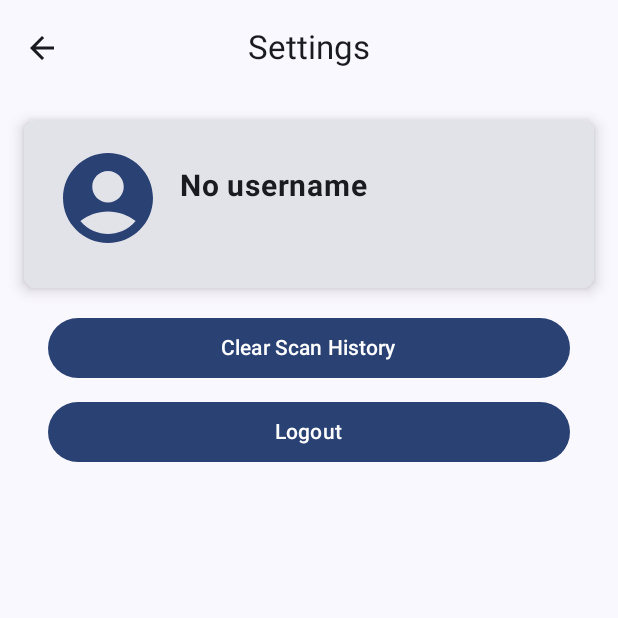
After one commit to tirlapuram/SnapQR, an Android app built with Jetpack Compose: the SettingsScreen screen opened through its navigation route, on a phone screen of 412 x 824 dp, the top half of it. The commit adds this screen. Run offline under Robolectric (Android 15) with nearby library versions, the phone set to English and light mode, and no system bars; our stand-ins replace Dagger/Hilt's generated code, Firebase (no records; nobody signed in at launch, a user with empty details on screens opened directly); libraries missing offline, so code that uses them is left out: androidx.camera.core, androidx.camera.view, com.google.mlkit.vision.

Commit message:
commit 21

```diff
--- a/app/src/main/java/uk/ac/tees/mad/snapqr/SnapQrNav.kt
+++ b/app/src/main/java/uk/ac/tees/mad/snapqr/SnapQrNav.kt
@@ -21,6 +21,8 @@ import uk.ac.tees.mad.snapqr.ui.scanhistory.ScanHistoryScreen
 import uk.ac.tees.mad.snapqr.ui.scanqr.ScanNav
 import uk.ac.tees.mad.snapqr.ui.scanqr.ScanQRScreen
 import uk.ac.tees.mad.snapqr.ui.scanqr.ScanQRViewModel
+import uk.ac.tees.mad.snapqr.ui.settingscreen.SettingsNav
+import uk.ac.tees.mad.snapqr.ui.settingscreen.SettingsScreen
 import uk.ac.tees.mad.snapqr.ui.splashscreen.SplashNav
 import uk.ac.tees.mad.snapqr.ui.splashscreen.SplashScreen
 
@@ -69,6 +71,10 @@ fun SnapQRNav() {
         composable(FavoriteNav.route) {
             FavoriteScansScreen(navController = navController)
         }
+
+        composable(SettingsNav.route) {
+            SettingsScreen(navController = navController, scanQRViewModel = scanQRViewModel)
+        }
     }
 }
 
--- a/app/src/main/java/uk/ac/tees/mad/snapqr/data/ScanHistoryDao.kt
+++ b/app/src/main/java/uk/ac/tees/mad/snapqr/data/ScanHistoryDao.kt
@@ -16,4 +16,7 @@ interface ScanHistoryDao {
 
     @Query("DELETE FROM scan_history WHERE id = :scanId")
     suspend fun deleteScanById(scanId: Int)
+
+    @Query("DELETE FROM scan_history")
+    fun deleteAllScans()
 }
--- a/app/src/main/java/uk/ac/tees/mad/snapqr/ui/favoritescan/FavoriteViewModel.kt
+++ b/app/src/main/java/uk/ac/tees/mad/snapqr/ui/favoritescan/FavoriteViewModel.kt
@@ -54,6 +54,7 @@ class FavoriteViewModel @Inject constructor() : ViewModel() {
 
     fun removeFavoriteScan(scanId: String) {
         viewModelScope.launch(Dispatchers.IO) {
+            _isLoading.value = true
             val currentUser = auth.currentUser
             if (currentUser != null) {
                 firestore.collection("users")
--- a/app/src/main/java/uk/ac/tees/mad/snapqr/ui/homescreen/HomeScreen.kt
+++ b/app/src/main/java/uk/ac/tees/mad/snapqr/ui/homescreen/HomeScreen.kt
@@ -36,6 +36,7 @@ import uk.ac.tees.mad.snapqr.SnapNav
 import uk.ac.tees.mad.snapqr.ui.favoritescan.FavoriteNav
 import uk.ac.tees.mad.snapqr.ui.scanhistory.ScanHistoryNav
 import uk.ac.tees.mad.snapqr.ui.scanqr.ScanNav
+import uk.ac.tees.mad.snapqr.ui.settingscreen.SettingsNav
 
 object HomeNav : SnapNav {
     override val route: String = "home"
@@ -156,6 +157,7 @@ fun HomeScreen(navController: NavHostController) {
 
             Spacer(modifier = Modifier.height(16.dp))
             ElevatedCard(
+                onClick = { navController.navigate(SettingsNav.route) },
                 modifier = Modifier.fillMaxWidth(),
                 colors = CardDefaults.elevatedCardColors(containerColor = Color.White),
                 elevation = CardDefaults.elevatedCardElevation(4.dp)
--- a/app/src/main/java/uk/ac/tees/mad/snapqr/ui/scandetails/ScanDetailsScreen.kt
+++ b/app/src/main/java/uk/ac/tees/mad/snapqr/ui/scandetails/ScanDetailsScreen.kt
@@ -125,8 +125,7 @@ fun ScanDetailsScreen(
                                         context,
                                         "Added to favorites!",
                                         Toast.LENGTH_SHORT
-                                    )
-                                        .show()
+                                    ).show()
                                 }
 
                             },
--- /dev/null
+++ b/app/src/main/java/uk/ac/tees/mad/snapqr/ui/settingscreen/SettingsScreen.kt
@@ -0,0 +1,278 @@
+package uk.ac.tees.mad.snapqr.ui.settingscreen
+
+import android.Manifest
+import android.app.Activity
+import android.content.Context
+import android.os.VibrationEffect
+import android.os.Vibrator
+import android.util.Log
+import androidx.activity.compose.rememberLauncherForActivityResult
+import androidx.activity.result.contract.ActivityResultContracts
+import androidx.camera.core.CameraSelector
+import androidx.camera.core.ExperimentalGetImage
+import androidx.camera.core.ImageAnalysis
+import android.app.NotificationChannel
+import android.app.NotificationManager
+import android.content.pm.PackageManager
+import android.os.Build
+import android.widget.Toast
+import androidx.core.app.NotificationCompat
+import androidx.core.app.NotificationManagerCompat
+import androidx.camera.core.ImageProxy
+import androidx.camera.core.Preview
+import androidx.camera.view.PreviewView
+import androidx.compose.foundation.layout.Box
+import androidx.compose.foundation.layout.Column
+import androidx.compose.foundation.layout.Row
+import androidx.compose.foundation.layout.Spacer
+import androidx.compose.foundation.layout.fillMaxSize
+import androidx.compose.foundation.layout.fillMaxWidth
+import androidx.compose.foundation.layout.height
+import androidx.compose.foundation.layout.padding
+import androidx.compose.foundation.layout.size
+import androidx.compose.foundation.layout.width
+import androidx.compose.foundation.shape.RoundedCornerShape
+import androidx.compose.material.icons.Icons
+import androidx.compose.material.icons.filled.AccountCircle
+import androidx.compose.material.icons.filled.ArrowBack
+import androidx.compose.material3.AlertDialog
+import androidx.compose.material3.Button
+import androidx.compose.material3.Card
+import androidx.compose.material3.CardDefaults
+import androidx.compose.material3.CenterAlignedTopAppBar
+import androidx.compose.material3.ExperimentalMaterial3Api
+import androidx.compose.material3.Icon
+import androidx.compose.material3.IconButton
+import androidx.compose.material3.LinearProgressIndicator
+import androidx.compose.material3.MaterialTheme
+import androidx.compose.material3.Scaffold
+import androidx.compose.material3.Text
+import androidx.compose.material3.TextButton
+import androidx.compose.runtime.Composable
+import androidx.compose.runtime.LaunchedEffect
+import androidx.compose.runtime.getValue
+import androidx.compose.runtime.mutableStateOf
+import androidx.compose.runtime.remember
+import androidx.compose.runtime.rememberCoroutineScope
+import androidx.compose.runtime.setValue
+import androidx.compose.ui.Alignment
+import androidx.compose.ui.Modifier
+import androidx.compose.ui.graphics.Color
+import androidx.compose.ui.platform.LocalContext
+import androidx.compose.ui.text.font.FontWeight
+import androidx.compose.ui.unit.dp
+import androidx.compose.ui.unit.sp
+import androidx.compose.ui.viewinterop.AndroidView
+import androidx.core.app.ActivityCompat
+import androidx.core.content.ContextCompat
+import androidx.hilt.navigation.compose.hiltViewModel
+import androidx.lifecycle.compose.LocalLifecycleOwner
+import androidx.navigation.NavHostController
+import com.google.firebase.auth.FirebaseAuth
+import com.google.firebase.firestore.ktx.firestore
+import com.google.firebase.ktx.Firebase
+import com.google.mlkit.vision.barcode.BarcodeScanner
+import com.google.mlkit.vision.barcode.BarcodeScanning
+import com.google.mlkit.vision.barcode.common.Barcode
+import com.google.mlkit.vision.common.InputImage
+import kotlinx.coroutines.Dispatchers
+import kotlinx.coroutines.launch
+import uk.ac.tees.mad.snapqr.CAMERA_PERMISSION
+import uk.ac.tees.mad.snapqr.SnapNav
+import uk.ac.tees.mad.snapqr.cameraPermissionRequest
+import uk.ac.tees.mad.snapqr.openPermissionSetting
+import uk.ac.tees.mad.snapqr.ui.homescreen.HomeNav
+import uk.ac.tees.mad.snapqr.ui.scandetails.ScanDetailNav
+import uk.ac.tees.mad.snapqr.ui.scanqr.ScanQRViewModel
+import java.util.concurrent.Executors
+
+object SettingsNav : SnapNav {
+    override val route: String = "settings"
+}
+
+@OptIn(ExperimentalMaterial3Api::class)
+@Composable
+fun SettingsScreen(
+    navController: NavHostController,
+    scanQRViewModel: ScanQRViewModel
+) {
+    val user = FirebaseAuth.getInstance().currentUser
+    val email = user?.email ?: "Not Logged In"
+    var name by remember {
+        mutableStateOf("")
+    }
+    val context = LocalContext.current
+    val scope = rememberCoroutineScope()
+    var isLoading by remember { mutableStateOf(false) }
+    var showDialog by remember { mutableStateOf(false) }
+
+    LaunchedEffect(Unit) {
+        if (user?.uid != null) {
+            isLoading = true
+            Firebase.firestore.collection("users").document(user.uid).get()
+                .addOnSuccessListener {
+                    val data = it.data
+                    name = data?.get("name") as String? ?: "No username"
+                    isLoading = false
+                }.addOnFailureListener {
+                    it.printStackTrace()
+                    isLoading = false
+                }
+        }
+    }
+
+    Scaffold(
+        topBar = {
+            CenterAlignedTopAppBar(
+                title = { Text("Settings") },
+                navigationIcon = {
+                    IconButton(onClick = { navController.popBackStack() }) {
+                        Icon(Icons.Default.ArrowBack, contentDescription = "Back")
+                    }
+                }
+            )
+        }
+    ) { paddingValues ->
+        Column(
+            modifier = Modifier
+                .fillMaxSize()
+                .padding(paddingValues)
+                .padding(16.dp),
+            horizontalAlignment = Alignment.CenterHorizontally
+        ) {
+
+            if (user != null) {
+
+                Card(
+                    modifier = Modifier
+                        .fillMaxWidth(),
+                    shape = RoundedCornerShape(8.dp),
+                    elevation = CardDefaults.elevatedCardElevation(6.dp)
+                ) {
+                    Row(
+                        modifier = Modifier.padding(16.dp),
+                        verticalAlignment = Alignment.CenterVertically
+                    ) {
+                        Icon(
+                            imageVector = Icons.Default.AccountCircle,
+                            contentDescription = "Profile Icon",
+                            modifier = Modifier
+                                .size(80.dp)
+                                .padding(bottom = 8.dp),
+                            tint = MaterialTheme.colorScheme.primary
+                        )
+                        Spacer(modifier = Modifier.width(8.dp))
+                        Column {
+                            Text(text = name, fontSize = 20.sp, fontWeight = FontWeight.Bold)
+                            Text(text = email, fontSize = 16.sp)
+                        }
+                    }
+                }
+            } else {
+                Card(
+                    modifier = Modifier
+                        .fillMaxWidth(),
+                    shape = RoundedCornerShape(8.dp),
+                    elevation = CardDefaults.elevatedCardElevation(6.dp)
+                ) {
+                    Row(
+                        modifier = Modifier.padding(16.dp),
+                        verticalAlignment = Alignment.CenterVertically
+                    ) {
+                        Text(text = "Please login to get more features.")
+                        TextButton(
+                            onClick = {
+                                navController.navigate("login?fromFavoriteScreen=false")
+                            }
+                        ) {
+                            Text(text = "Login")
+                        }
+                    }
+                }
+            }
+
+
+            Spacer(modifier = Modifier.height(16.dp))
+
+            Button(
+                onClick = {
+                    showDialog = true
+                },
+                modifier = Modifier
+                    .fillMaxWidth()
+                    .padding(horizontal = 16.dp)
+            ) {
+                Text("Clear Scan History")
+            }
+
+            Spacer(modifier = Modifier.height(8.dp))
+            if (user != null) {
+                Button(
+                    onClick = {
+                        FirebaseAuth.getInstance().signOut()
+                        Toast.makeText(context, "Logged out!", Toast.LENGTH_SHORT).show()
+                        navController.navigate(HomeNav.route) {
+                            popUpTo(0) { inclusive = true }
+                        }
+                    },
+                    modifier = Modifier
+                        .fillMaxWidth()
+                        .padding(horizontal = 16.dp)
+                ) {
+                    Text("Logout")
+                }
+            }
+
+            if (isLoading) {
+                LinearProgressIndicator(modifier = Modifier.padding(16.dp))
+            }
+        }
+        if (showDialog) {
+            AlertDialog(
+                onDismissRequest = { showDialog = false },
+                title = { Text("Clear Scan History") },
+                text = {
+                    Text("Are you sure you want to delete all scan history? This action cannot be undone.")
+                },
+                confirmButton = {
+                    TextButton(
+                        onClick = {
+                            isLoading = true
+                            scanQRViewModel.clearScanHistory(
+                                onSuccess = {
+                                    scope.launch(Dispatchers.Main) {
+                                        Toast.makeText(
+                                            context,
+                                            "Scan history cleared!",
+                                            Toast.LENGTH_SHORT
+                                        ).show()
+                                        isLoading = false
+                                        showDialog = false
+                                    }
+                                },
+                                onFailure = { exception ->
+                                    scope.launch(Dispatchers.Main) {
+                                        Toast.makeText(
+                                            context,
+                                            "Failed to clear history: $exception",
+                                            Toast.LENGTH_SHORT
+                                        ).show()
+                                        isLoading = false
+                                        showDialog = false
+                                    }
+                                }
+                            )
+                        }
+                    ) {
+                        Text("Confirm")
+                    }
+                },
+                dismissButton = {
+                    TextButton(onClick = { showDialog = false }) {
+                        Text("Cancel")
+                    }
+                }
+            )
+        }
+    }
+}
```
Also changed, not shown: app/src/main/java/uk/ac/tees/mad/snapqr/ui/scanqr/ScanQRViewModel.kt (+11 -0 lines).
